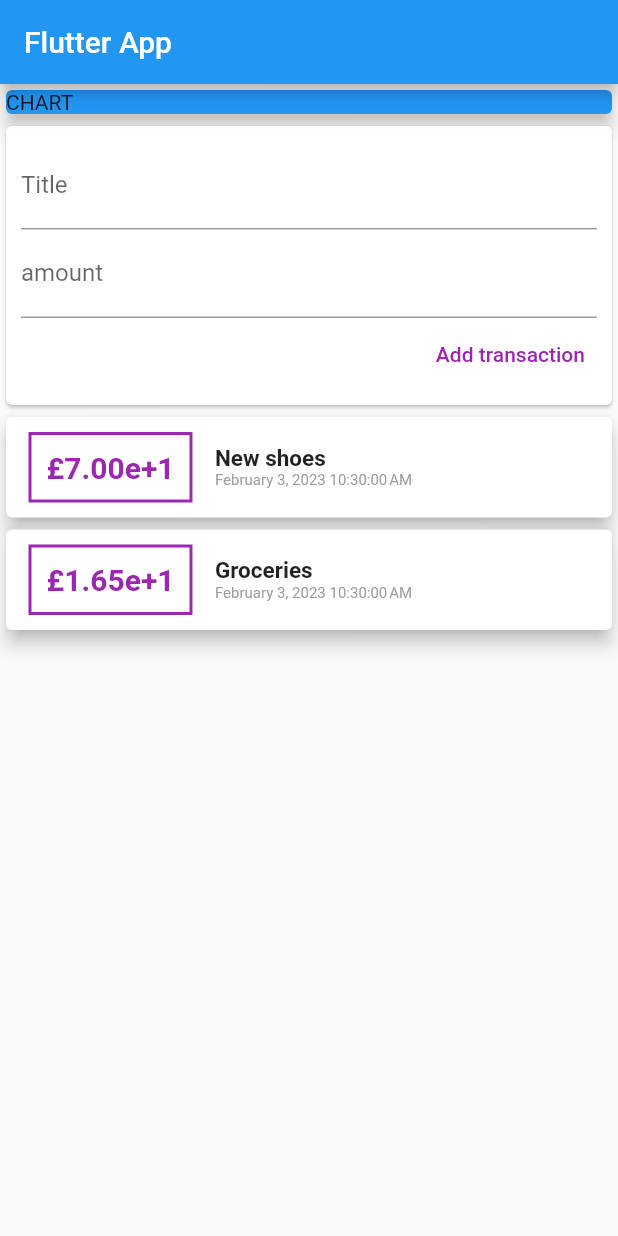
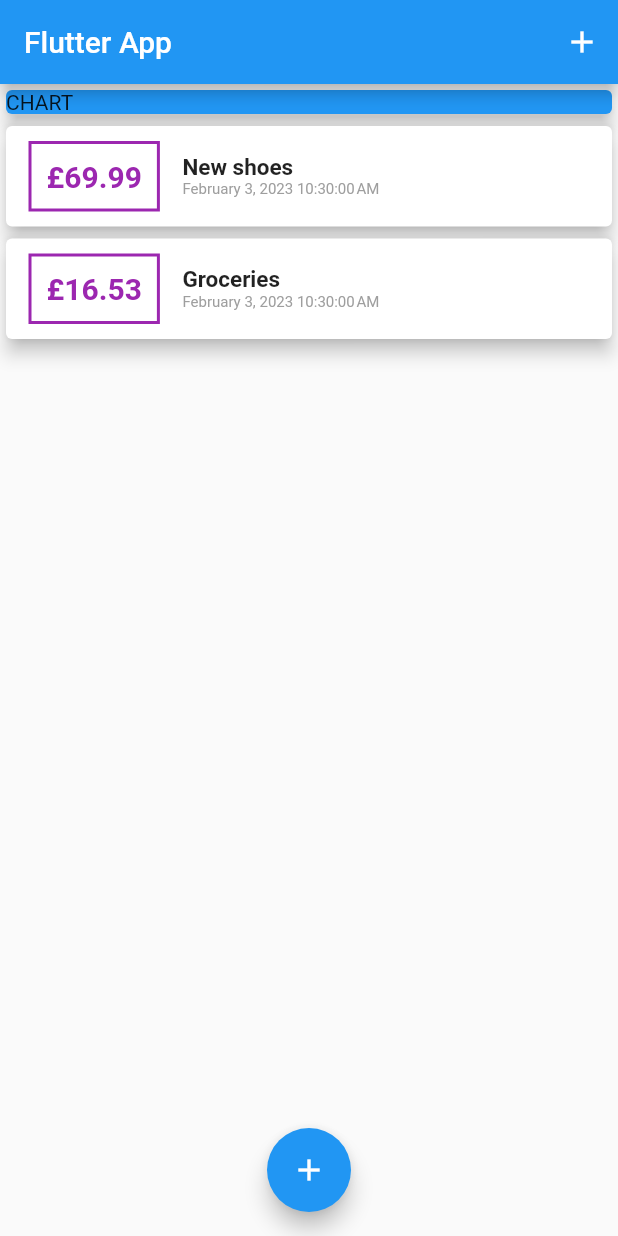
Before and after one commit to AminaB/tutoFlutter, a Flutter app: the screen it shows after launch, on a phone screen of 412 x 824 dp. Run offline on Flutter 3.47's test engine with Material 2 defaults, Android fonts, the phone set to English and light mode, and no system bars.

Commit message:
adding transaction by Icons.add button

```diff
--- a/lib/main.dart
+++ b/lib/main.dart
@@ -1,5 +1,8 @@
 import 'package:flutter/material.dart';
-import 'package:tuto_flutter/widgets/user_transaction.dart';
+import 'package:tuto_flutter/widgets/new_transaction.dart';
+import 'package:tuto_flutter/widgets/transaction_list.dart';
+
+import 'models/transaction.dart';
 
 void main() {
   runApp(Myapp());
@@ -16,15 +19,40 @@ class Myapp  extends StatelessWidget{
 
 }
 
-class MyHomePage extends StatelessWidget {
+class MyHomePage extends StatefulWidget {
 
+  @override
+  State<MyHomePage> createState() => _MyHomePageState();
+}
+
+class _MyHomePageState extends State<MyHomePage> {
 late String titleInput;
+
 late String amountInput;
+final List<Transaction> _userTransaction=[
+  Transaction('t1:', 'New shoes',69.99, DateTime.now(),),
+  Transaction('t2:', 'Groceries',16.53, DateTime.now(),)
+];
+void _addNewTransaction(String title,double amount){
+  final newTx= Transaction( DateTime.now().toString(),title, amount, DateTime.now());
+  setState(() {
+    _userTransaction.add(newTx);
+  });
+}
+void _startAddNewTransaction(BuildContext ctx){
+  showModalBottomSheet(context: ctx, builder: (bCtx){
+    return Newtransaction(_addNewTransaction);
+  });
+}
+
   @override
   Widget build(BuildContext context) {
     return Scaffold(
       appBar: AppBar(
         title: Text('Flutter App'),
+        actions: [
+          IconButton( onPressed: ()=>_startAddNewTransaction(context), icon: Icon(Icons.add))
+        ],
       ),
       body: SingleChildScrollView(
         child: Column(
@@ -39,9 +67,14 @@ late String amountInput;
                 elevation: 5,
               ),
             ),
-            UserTransaction(),
+            TransactionList(_userTransaction),
           ],
         ),
+      ),
+      floatingActionButtonLocation: FloatingActionButtonLocation.centerFloat,
+      floatingActionButton: FloatingActionButton(
+        child: Icon(Icons.add),
+        onPressed: ()=>_startAddNewTransaction(context),
       ),
     );
 
--- a/lib/widgets/transaction_list.dart
+++ b/lib/widgets/transaction_list.dart
@@ -22,7 +22,7 @@ TransactionList(this.transactions);
                       margin: EdgeInsets.symmetric(vertical: 10,horizontal: 15),
                       decoration: BoxDecoration(border:Border.all(color: Colors.purple,width: 2)),
                       padding: EdgeInsets.all(10),
-                      child: Text('£' + transactions[index].amount.toStringAsExponential(2),
+                      child: Text('£' + transactions[index].amount.toStringAsFixed(2),
                         style: TextStyle(fontWeight: FontWeight.bold,fontSize: 20,color: Colors.purple),
 
                       ),
--- a/lib/widgets/user_transaction.dart
+++ /dev/null
@@ -1,34 +0,0 @@
-import 'package:flutter/cupertino.dart';
-import 'package:tuto_flutter/widgets/transaction_list.dart';
-
-import '../models/transaction.dart';
-import 'new_transaction.dart';
-
-class UserTransaction extends StatefulWidget {
-
-  @override
-  State<UserTransaction> createState() => _UserTransactionState();
-}
-
-class _UserTransactionState extends State<UserTransaction> {
-  final List<Transaction> _userTransaction=[
-    Transaction('t1:', 'New shoes',69.99, DateTime.now(),),
-    Transaction('t2:', 'Groceries',16.53, DateTime.now(),)
-  ];
-  void _addNewTransaction(String title,double amount){
-    final newTx= Transaction( DateTime.now().toString(),title, amount, DateTime.now());
-    setState(() {
-      _userTransaction.add(newTx);
-    });
-  }
-
-  @override
-  Widget build(BuildContext context) {
-    return Column(
-      children: [
-        Newtransaction(_addNewTransaction),
-        TransactionList(_userTransaction),
-      ],
-    );
-  }
-}
```
Also changed, not shown: lib/widgets/new_transaction.dart (+15 -5 lines).
